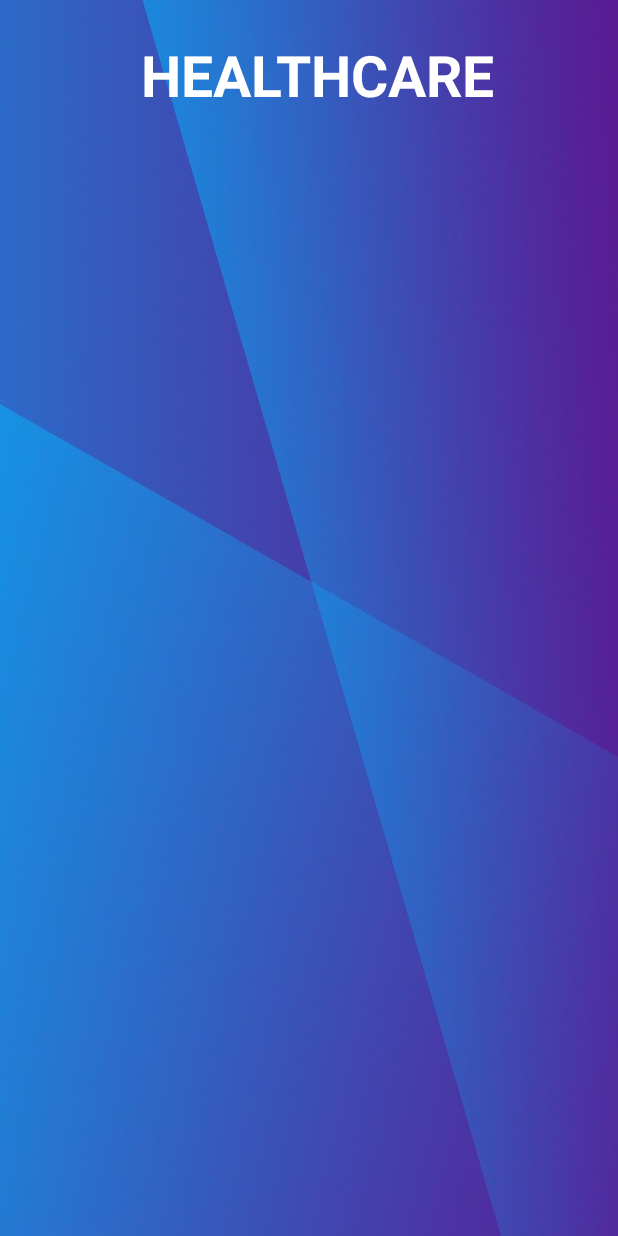
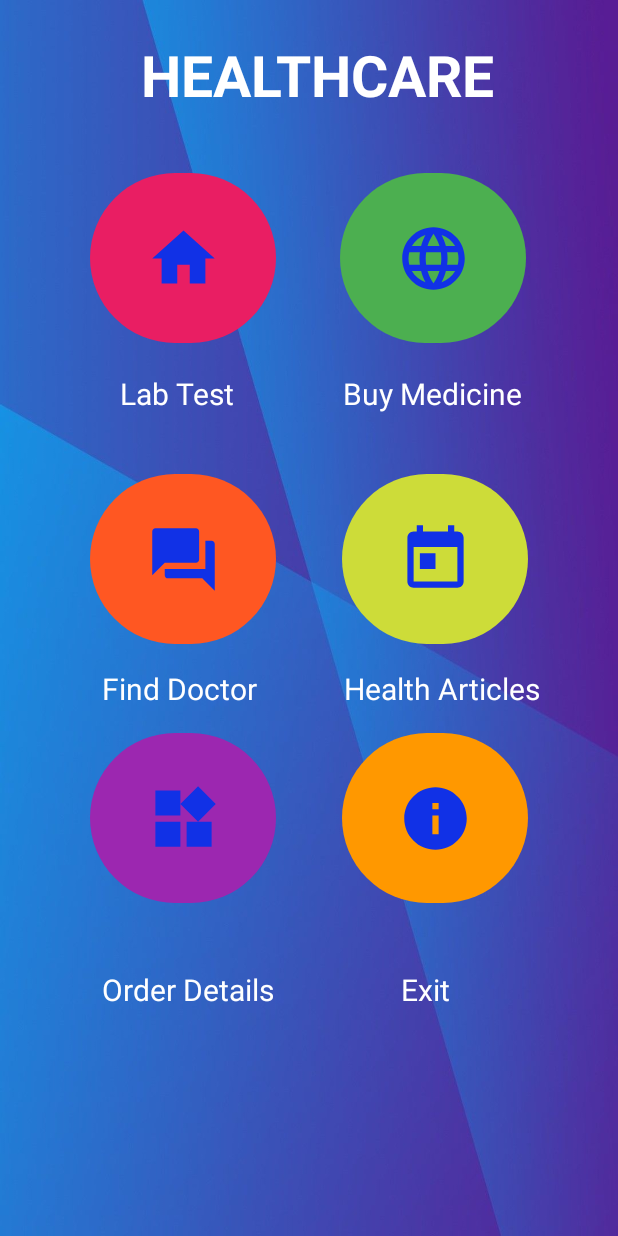
Before and after one commit to luuminhvu/HealthCare, an Android app: the layout activity_home.xml on its own in the app's theme, with its tools: preview values and no code run, on a phone screen of 412 x 824 dp. Run offline under Robolectric (Android 15) with nearby library versions, the phone set to English and light mode, and no system bars.

Commit message:
put home_activity

```diff
--- a/app/build.gradle
+++ b/app/build.gradle
@@ -33,6 +33,7 @@ dependencies {
     implementation 'androidx.appcompat:appcompat:1.4.1'
     implementation 'com.google.android.material:material:1.5.0'
     implementation 'androidx.constraintlayout:constraintlayout:2.1.3'
+    implementation 'androidx.gridlayout:gridlayout:1.0.0'
     testImplementation 'junit:junit:4.13.2'
     androidTestImplementation 'androidx.test.ext:junit:1.1.3'
     androidTestImplementation 'androidx.test.espresso:espresso-core:3.4.0'
--- a/app/src/main/AndroidManifest.xml
+++ b/app/src/main/AndroidManifest.xml
@@ -13,7 +13,7 @@
         tools:targetApi="31">
         <activity
             android:name=".HomeActivity"
-            android:exported="false" />
+            android:exported="true" />
         <activity
             android:name=".RegisterActivity"
             android:exported="false" />
--- a/app/src/main/res/layout/activity_home.xml
+++ b/app/src/main/res/layout/activity_home.xml
@@ -11,14 +11,170 @@
         android:id="@+id/titleHome"
         android:layout_width="wrap_content"
         android:layout_height="wrap_content"
+        android:layout_centerHorizontal="true"
+        android:layout_marginStart="12dp"
         android:layout_marginTop="24dp"
         android:text="HEALTHCARE"
         android:textColor="@color/white"
         android:textSize="38sp"
         android:textStyle="bold"
-        android:layout_centerHorizontal="true"
-        android:layout_marginStart="12dp"
         app:layout_constraintEnd_toEndOf="parent"
         app:layout_constraintStart_toStartOf="parent"
         app:layout_constraintTop_toTopOf="parent" />
+
+    <ImageButton
+        android:id="@+id/idLabTest"
+        android:layout_width="124dp"
+        android:layout_height="113dp"
+        android:layout_marginStart="60dp"
+        android:layout_marginTop="40dp"
+        android:background="@drawable/btn_bg"
+        android:backgroundTint="#E91E63"
+        app:layout_constraintStart_toStartOf="parent"
+        app:layout_constraintTop_toBottomOf="@+id/titleHome"
+        app:srcCompat="@drawable/home" />
+
+    <ImageButton
+        android:id="@+id/idBuyMedicine"
+        android:layout_width="124dp"
+        android:layout_height="113dp"
+        android:layout_marginTop="40dp"
+        android:layout_marginEnd="44dp"
+        android:background="@drawable/btn_bg"
+        android:backgroundTint="#4CAF50"
+        app:layout_constraintEnd_toEndOf="parent"
+        app:layout_constraintHorizontal_bias="0.714"
+        app:layout_constraintStart_toEndOf="@+id/idLabTest"
+        app:layout_constraintTop_toBottomOf="@+id/titleHome"
+        app:srcCompat="@drawable/language" />
+
+    <TextView
+        android:id="@+id/textView12"
+        android:layout_width="83dp"
+        android:layout_height="27dp"
+        android:layout_marginStart="80dp"
+        android:layout_marginTop="20dp"
+        android:text="Lab Test"
+        android:textColor="@color/white"
+        android:textSize="20sp"
+        app:layout_constraintEnd_toStartOf="@+id/textView13"
+        app:layout_constraintHorizontal_bias="0.0"
+        app:layout_constraintStart_toStartOf="parent"
+        app:layout_constraintTop_toBottomOf="@+id/idLabTest" />
+
+    <TextView
+        android:id="@+id/textView13"
+        android:layout_width="wrap_content"
+        android:layout_height="wrap_content"
+        android:layout_marginTop="20dp"
+        android:layout_marginEnd="64dp"
+        android:text="Buy Medicine"
+        android:textColor="@color/white"
+        android:textSize="20sp"
+        app:layout_constraintEnd_toEndOf="parent"
+        app:layout_constraintTop_toBottomOf="@+id/idBuyMedicine" />
+
+    <ImageButton
+        android:id="@+id/idFindDoctor"
+        android:layout_width="124dp"
+        android:layout_height="113dp"
+        android:layout_marginStart="60dp"
+        android:layout_marginTop="40dp"
+
+        android:background="@drawable/btn_bg"
+        android:backgroundTint="#FF5722"
+        app:layout_constraintStart_toStartOf="parent"
+        app:layout_constraintTop_toBottomOf="@+id/textView12"
+        app:srcCompat="@drawable/chat" />
+
+    <ImageButton
+        android:id="@+id/idHealthArticles"
+
+        android:layout_width="124dp"
+        android:layout_height="113dp"
+        android:layout_marginTop="40dp"
+        android:layout_marginEnd="60dp"
+        android:background="@drawable/btn_bg"
+        android:backgroundTint="#CDDC39"
+        app:layout_constraintEnd_toEndOf="parent"
+        app:layout_constraintHorizontal_bias="1.0"
+        app:layout_constraintStart_toEndOf="@+id/idFindDoctor"
+        app:layout_constraintTop_toBottomOf="@+id/textView13"
+        app:srcCompat="@drawable/calendar" />
+
+    <TextView
+        android:id="@+id/textView14"
+        android:layout_width="wrap_content"
+        android:layout_height="wrap_content"
+        android:layout_marginStart="68dp"
+        android:layout_marginTop="16dp"
+        android:text="Find Doctor"
+        android:textColor="@color/white"
+        android:textSize="20sp"
+        app:layout_constraintStart_toStartOf="parent"
+        app:layout_constraintTop_toBottomOf="@+id/idFindDoctor" />
+
+    <TextView
+        android:id="@+id/textView15"
+        android:layout_width="wrap_content"
+        android:layout_height="wrap_content"
+        android:layout_marginTop="16dp"
+        android:layout_marginEnd="52dp"
+        android:text="Health Articles"
+        android:textColor="@color/white"
+        android:textSize="20sp"
+        app:layout_constraintEnd_toEndOf="parent"
+        app:layout_constraintTop_toBottomOf="@+id/idHealthArticles" />
+
+    <ImageButton
+        android:id="@+id/idOrderDetails"
+        android:layout_width="124dp"
+        android:layout_height="113dp"
+        android:layout_marginStart="60dp"
+        android:layout_marginTop="16dp"
+        android:background="@drawable/btn_bg"
+        android:backgroundTint="#9C27B0"
+        app:layout_constraintStart_toStartOf="parent"
+        app:layout_constraintTop_toBottomOf="@+id/textView14"
+        app:srcCompat="@drawable/widgets" />
+
+    <ImageButton
+        android:id="@+id/idExit"
+        android:layout_width="124dp"
+        android:layout_height="113dp"
+        android:layout_marginTop="16dp"
+        android:layout_marginEnd="60dp"
+        android:background="@drawable/btn_bg"
+        android:backgroundTint="#FF9800"
+        app:layout_constraintEnd_toEndOf="parent"
+        app:layout_constraintTop_toBottomOf="@+id/textView15"
+        app:srcCompat="@drawable/info" />
+
+    <TextView
+        android:id="@+id/textView16"
+        android:layout_width="wrap_content"
+        android:layout_height="wrap_content"
+        android:layout_marginStart="68dp"
+        android:layout_marginTop="44dp"
+        android:text="Order Details"
+        android:textColor="@color/white"
+        android:textSize="20sp"
+        app:layout_constraintBottom_toBottomOf="parent"
+        app:layout_constraintStart_toStartOf="parent"
+        app:layout_constraintTop_toBottomOf="@+id/idOrderDetails"
+        app:layout_constraintVertical_bias="0.0" />
+
+    <TextView
+        android:id="@+id/textView17"
+        android:layout_width="wrap_content"
+        android:layout_height="wrap_content"
+        android:layout_marginTop="44dp"
+        android:layout_marginEnd="112dp"
+        android:text="Exit"
+        android:textColor="@color/white"
+        android:textSize="20sp"
+        app:layout_constraintEnd_toEndOf="parent"
+        app:layout_constraintTop_toBottomOf="@+id/idExit" />
+
+
 </androidx.constraintlayout.widget.ConstraintLayout>
```
